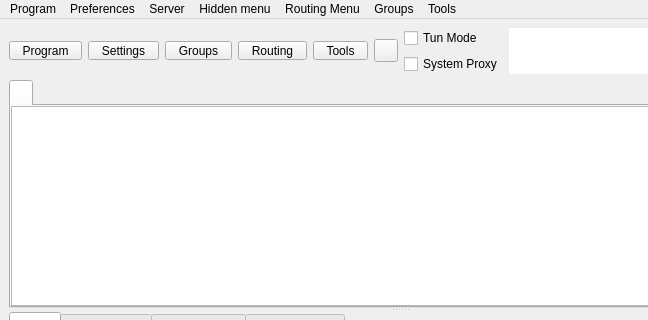
This is include/ui/mainwindow.ui in tergride/poros as Qt 5 draws it before an edit; both pictures show x 0 to 648 and y 0 to 320 of the 800 by 600 pixel window. The edited form follows.
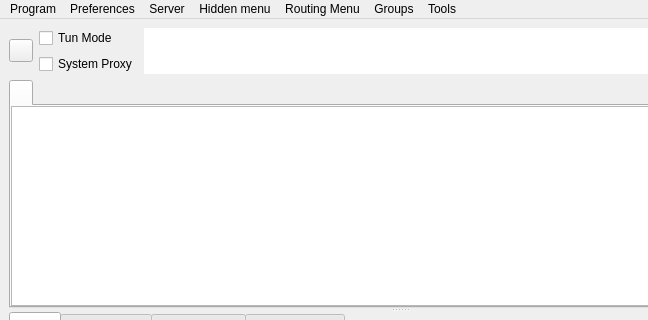
This is the edited form. Icons and pictures are not drawn. Custom widgets are drawn as their Qt base class.

Commit message:
feat(ui): add simple and advanced modes in the Poros design
Replace the Throne window with a first-run wizard, a simple home with servers and presets, rights prompts and an advanced mode, and drop rarely used features. Let Poros run beside Throne with its own ports and Tun addresses, remove in-app migrations, and keep a CPU reserve during builds.

Patch:
```diff
--- a/include/ui/mainwindow.ui
+++ b/include/ui/mainwindow.ui
@@ -23,251 +23,6 @@
    <layout class="QVBoxLayout" name="verticalLayout_3" stretch="0,1,0">
     <item>
      <layout class="QHBoxLayout" name="horizontalLayout_2">
-      <item>
-       <widget class="QToolButton" name="toolButton_program">
-        <property name="minimumSize">
-         <size>
-          <width>0</width>
-          <height>0</height>
-         </size>
-        </property>
-        <property name="styleSheet">
-         <string notr="true">QToolButton {
-    padding-left: 8px;
-    padding-right: 8px;
-}
-
-/* The indicator shares the bottom row with the label (ToolButtonTextUnderIcon),
-   so the widest button in any language is the tight one -- its text runs closest
-   to the arrow. It fits because the drawn chevron only occupies the middle of
-   its 16px subcontrol box, leaving ~14px clear at the button edge against the
-   label's ~14.5px of slack. Don't pad the buttons to &quot;fix&quot; this: that widens
-   all five for a gap only one of them ever needs (#1665). If a future
-   translation looks cramped here, check that label first. */
-QToolButton::menu-indicator {
-    subcontrol-origin: border;
-    subcontrol-position: bottom right;
-    right: 2px;
-    bottom: 3px;
-}</string>
-        </property>
-        <property name="text">
-         <string>Program</string>
-        </property>
-        <property name="icon">
-         <iconset resource="../../res/Throne.qrc">
-          <normaloff>:/icon/b-system-run.png</normaloff>:/icon/b-system-run.png</iconset>
-        </property>
-        <property name="iconSize">
-         <size>
-          <width>24</width>
-          <height>24</height>
-         </size>
-        </property>
-        <property name="popupMode">
-         <enum>QToolButton::ToolButtonPopupMode::InstantPopup</enum>
-        </property>
-        <property name="toolButtonStyle">
-         <enum>Qt::ToolButtonStyle::ToolButtonTextUnderIcon</enum>
-        </property>
-       </widget>
-      </item>
-      <item>
-       <widget class="QToolButton" name="toolButton_preferences">
-        <property name="minimumSize">
-         <size>
-          <width>0</width>
-          <height>0</height>
-         </size>
-        </property>
-        <property name="styleSheet">
-         <string notr="true">QToolButton {
-    padding-left: 8px;
-    padding-right: 8px;
-}
-
-/* The indicator shares the bottom row with the label (ToolButtonTextUnderIcon),
-   so the widest button in any language is the tight one -- its text runs closest
-   to the arrow. It fits because the drawn chevron only occupies the middle of
-   its 16px subcontrol box, leaving ~14px clear at the button edge against the
-   label's ~14.5px of slack. Don't pad the buttons to &quot;fix&quot; this: that widens
-   all five for a gap only one of them ever needs (#1665). If a future
-   translation looks cramped here, check that label first. */
-QToolButton::menu-indicator {
-    subcontrol-origin: border;
-    subcontrol-position: bottom right;
-    right: 2px;
-    bottom: 3px;
-}</string>
-        </property>
-        <property name="text">
-         <string>Settings</string>
-        </property>
-        <property name="icon">
-         <iconset resource="../../res/Throne.qrc">
-          <normaloff>:/icon/b-preferences.png</normaloff>:/icon/b-preferences.png</iconset>
-        </property>
-        <property name="iconSize">
-         <size>
-          <width>24</width>
-          <height>24</height>
-         </size>
-        </property>
-        <property name="popupMode">
-         <enum>QToolButton::ToolButtonPopupMode::InstantPopup</enum>
-        </property>
-        <property name="toolButtonStyle">
-         <enum>Qt::ToolButtonStyle::ToolButtonTextUnderIcon</enum>
-        </property>
-       </widget>
-      </item>
-      <item>
-       <widget class="QToolButton" name="toolButton_testing">
-        <property name="minimumSize">
-         <size>
-          <width>0</width>
-          <height>0</height>
-         </size>
-        </property>
-        <property name="styleSheet">
-         <string notr="true">QToolButton {
-    padding-left: 8px;
-    padding-right: 8px;
-}
-
-/* The indicator shares the bottom row with the label (ToolButtonTextUnderIcon),
-   so the widest button in any language is the tight one -- its text runs closest
-   to the arrow. It fits because the drawn chevron only occupies the middle of
-   its 16px subcontrol box, leaving ~14px clear at the button edge against the
-   label's ~14.5px of slack. Don't pad the buttons to &quot;fix&quot; this: that widens
-   all five for a gap only one of them ever needs (#1665). If a future
-   translation looks cramped here, check that label first. */
-QToolButton::menu-indicator {
-    subcontrol-origin: border;
-    subcontrol-position: bottom right;
-    right: 2px;
-    bottom: 3px;
-}</string>
-        </property>
-        <property name="text">
-         <string>Groups</string>
-        </property>
-        <property name="icon">
-         <iconset resource="../../res/Throne.qrc">
-          <normaloff>:/icon/b-testing-button.png</normaloff>:/icon/b-testing-button.png</iconset>
-        </property>
-        <property name="iconSize">
-         <size>
-          <width>24</width>
-          <height>24</height>
-         </size>
-        </property>
-        <property name="popupMode">
-         <enum>QToolButton::ToolButtonPopupMode::InstantPopup</enum>
-        </property>
-        <property name="toolButtonStyle">
-         <enum>Qt::ToolButtonStyle::ToolButtonTextUnderIcon</enum>
-        </property>
-       </widget>
-      </item>
-      <item>
-       <widget class="QToolButton" name="toolButton_routing">
-        <property name="minimumSize">
-         <size>
-          <width>0</width>
-          <height>0</height>
-         </size>
-        </property>
-        <property name="styleSheet">
-         <string notr="true">QToolButton {
-    padding-left: 8px;
-    padding-right: 8px;
-}
-
-/* The indicator shares the bottom row with the label (ToolButtonTextUnderIcon),
-   so the widest button in any language is the tight one -- its text runs closest
-   to the arrow. It fits because the drawn chevron only occupies the middle of
-   its 16px subcontrol box, leaving ~14px clear at the button edge against the
-   label's ~14.5px of slack. Don't pad the buttons to &quot;fix&quot; this: that widens
-   all five for a gap only one of them ever needs (#1665). If a future
-   translation looks cramped here, check that label first. */
-QToolButton::menu-indicator {
-    subcontrol-origin: border;
-    subcontrol-position: bottom right;
-    right: 2px;
-    bottom: 3px;
-}</string>
-        </property>
-        <property name="text">
-         <string>Routing</string>
-        </property>
-        <property name="icon">
-         <iconset resource="../../res/Throne.qrc">
-          <normaloff>:/icon/b-network-routing.png</normaloff>:/icon/b-network-routing.png</iconset>
-        </property>
-        <property name="iconSize">
-         <size>
-          <width>24</width>
-          <height>24</height>
-         </size>
-        </property>
-        <property name="popupMode">
-         <enum>QToolButton::ToolButtonPopupMode::InstantPopup</enum>
-        </property>
-        <property name="toolButtonStyle">
-         <enum>Qt::ToolButtonStyle::ToolButtonTextUnderIcon</enum>
-        </property>
-       </widget>
-      </item>
-      <item>
-       <widget class="QToolButton" name="toolButton_tools">
-        <property name="minimumSize">
-         <size>
-          <width>0</width>
-          <height>0</height>
-         </size>
-        </property>
-        <property name="styleSheet">
-         <string notr="true">QToolButton {
-    padding-left: 8px;
-    padding-right: 8px;
-}
-
-/* The indicator shares the bottom row with the label (ToolButtonTextUnderIcon),
-   so the widest button in any language is the tight one -- its text runs closest
-   to the arrow. It fits because the drawn chevron only occupies the middle of
-   its 16px subcontrol box, leaving ~14px clear at the button edge against the
-   label's ~14.5px of slack. Don't pad the buttons to &quot;fix&quot; this: that widens
-   all five for a gap only one of them ever needs (#1665). If a future
-   translation looks cramped here, check that label first. */
-QToolButton::menu-indicator {
-    subcontrol-origin: border;
-    subcontrol-position: bottom right;
-    right: 2px;
-    bottom: 3px;
-}</string>
-        </property>
-        <property name="text">
-         <string>Tools</string>
-        </property>
-        <property name="icon">
-         <iconset resource="../../res/Throne.qrc">
-          <normaloff>:/icon/b-tools-button.png</normaloff>:/icon/b-tools-button.png</iconset>
-        </property>
-        <property name="iconSize">
-         <size>
-          <width>24</width>
-          <height>24</height>
-         </size>
-        </property>
-        <property name="popupMode">
-         <enum>QToolButton::ToolButtonPopupMode::InstantPopup</enum>
-        </property>
-        <property name="toolButtonStyle">
-         <enum>Qt::ToolButtonStyle::ToolButtonTextUnderIcon</enum>
-        </property>
-       </widget>
-      </item>
       <item>
        <widget class="StartStopButton" name="toolButton_startstop">
         <property name="focusPolicy">
```
The commit also changes 559 other files.
